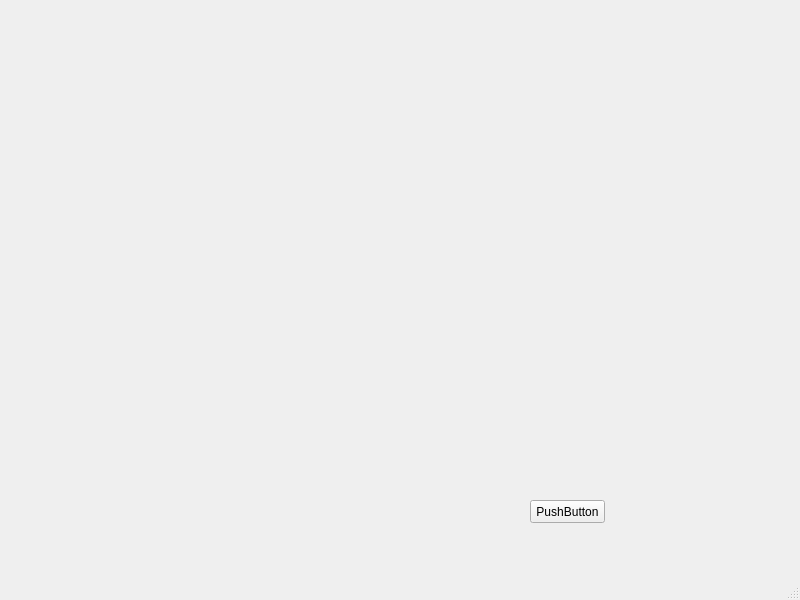
First picture: the form in untitled.ui, repository kenzaknz/FinDetude, before the edit.
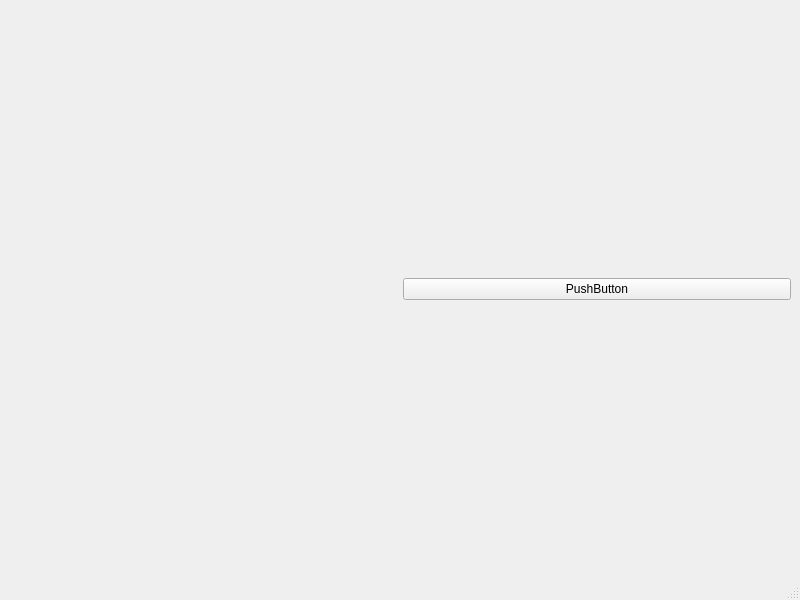
Second picture: the form after the edit. Icons and pictures are not drawn.

```diff
--- a/untitled.ui
+++ b/untitled.ui
@@ -14,18 +14,11 @@
    <string>MainWindow</string>
   </property>
   <widget class="QWidget" name="centralwidget">
+   <layout class="QHBoxLayout" name="horizontalLayout">
+    <item>
    <widget class="QLabel" name="label">
-    <property name="geometry">
-     <rect>
-      <x>140</x>
-      <y>60</y>
-      <width>511</width>
-      <height>391</height>
-     </rect>
-    </property>
     <property name="font">
      <font>
-      <weight>75</weight>
       <bold>true</bold>
      </font>
     </property>
@@ -39,19 +32,15 @@
      <set>Qt::AlignCenter</set>
     </property>
    </widget>
+    </item>
+    <item>
    <widget class="QPushButton" name="pushButton">
-    <property name="geometry">
-     <rect>
-      <x>530</x>
-      <y>500</y>
-      <width>75</width>
-      <height>23</height>
-     </rect>
-    </property>
     <property name="text">
      <string>PushButton</string>
     </property>
    </widget>
+    </item>
+   </layout>
   </widget>
   <widget class="QMenuBar" name="menubar">
    <property name="geometry">
```
Left out of the diff: 2 changed lines with no effect on the pictures. Lines whose indentation alone changed are shown as unchanged.
